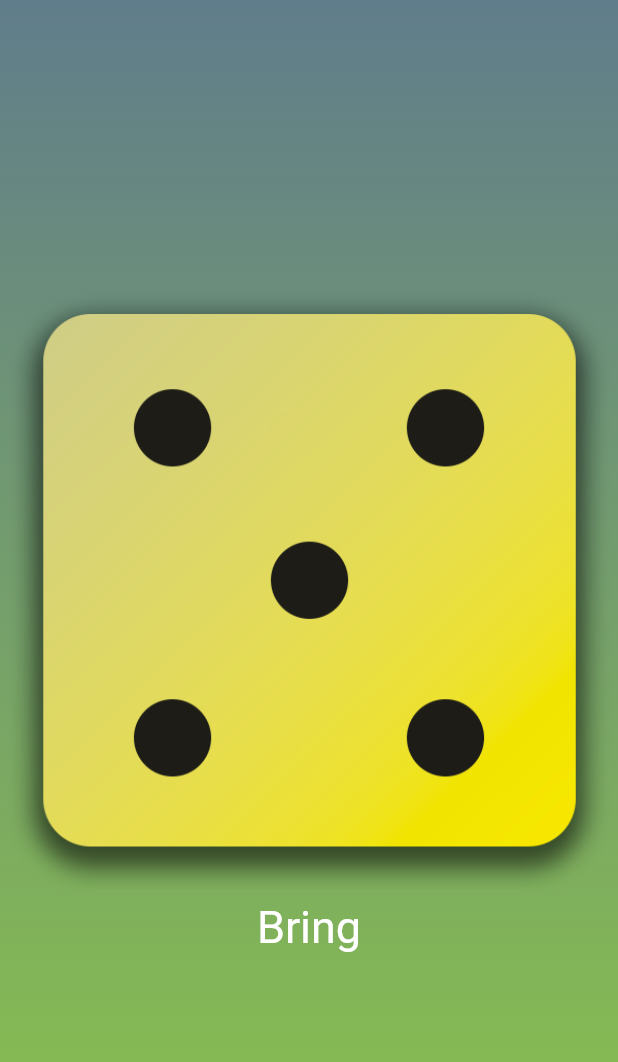
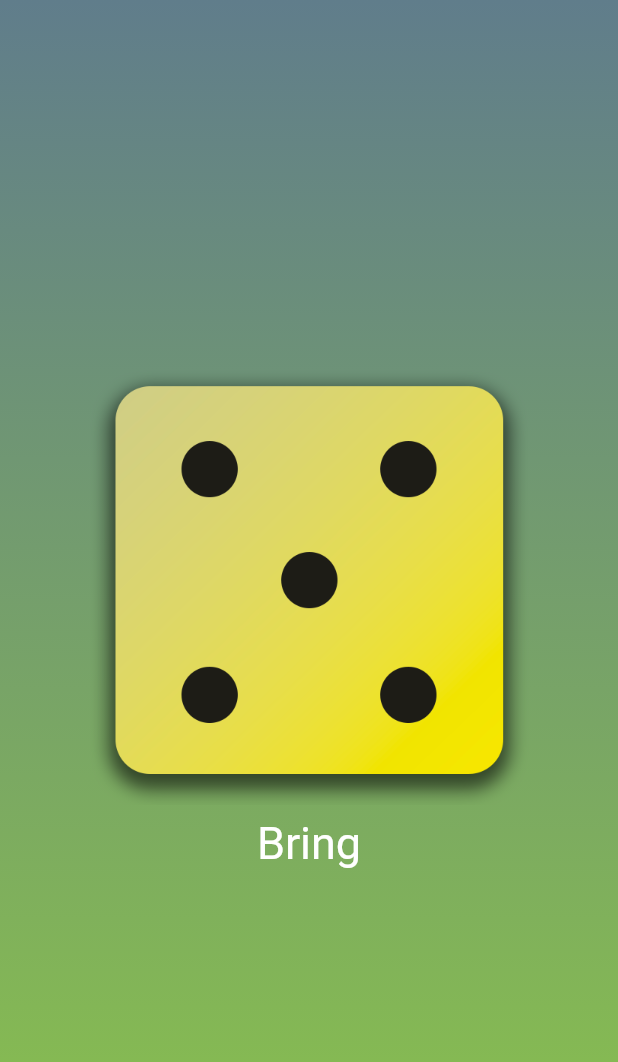
Before and after one commit to itrieditlikethis/dice_roller, a Flutter app: the screen it shows after launch, on a phone screen of 412 x 824 dp. Shown: the top 1062 px of the screen. Run offline on Flutter 3.47's test engine with Material 3 defaults, Android fonts, the phone set to English and light mode, and no system bars.

```diff
--- a/lib/dice_roller.dart
+++ b/lib/dice_roller.dart
@@ -41,6 +41,7 @@ class _DiceRoller extends State<DiceRoller> {
       crossAxisAlignment: CrossAxisAlignment.center,
       children: [
         Image(
+          width: 300,
           image: AssetImage('assets/images/dice-$currentDiceRoll.png'),
         ),
         TextButton(
```
